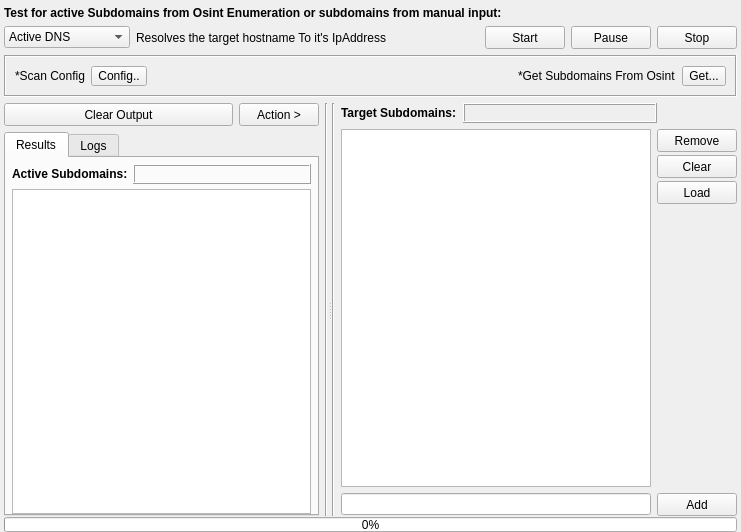
This is gui/src/engines/active/Active.ui in 3nock/OTE as Qt 5 draws it before an edit. The edited form follows.
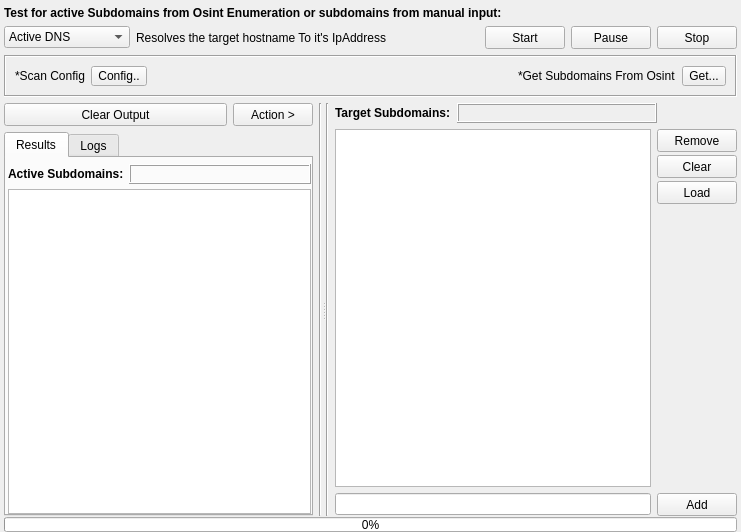
This is the edited form.

Patch:
```diff
--- a/gui/src/engines/active/Active.ui
+++ b/gui/src/engines/active/Active.ui
@@ -374,13 +374,13 @@
                 <number>5</number>
                </property>
                <property name="leftMargin">
-                <number>6</number>
+                <number>2</number>
                </property>
                <property name="topMargin">
                 <number>6</number>
                </property>
                <property name="rightMargin">
-                <number>6</number>
+                <number>0</number>
                </property>
                <property name="bottomMargin">
                 <number>0</number>
```
Left out of the diff: 14 changed lines with no effect on the pictures.
